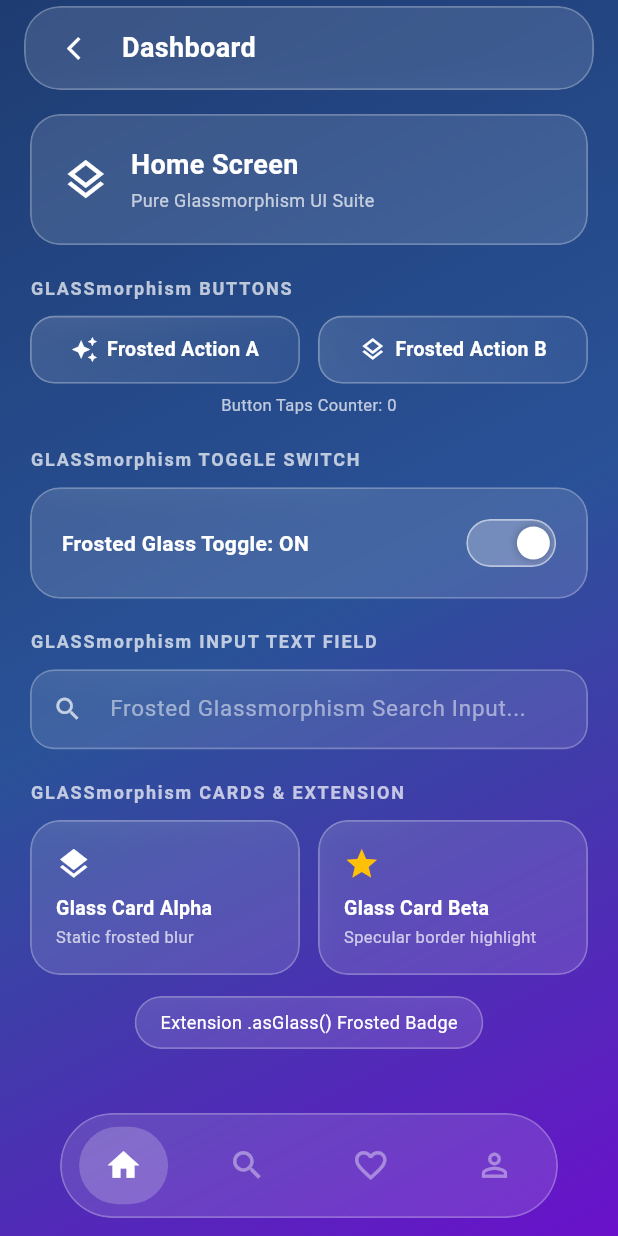
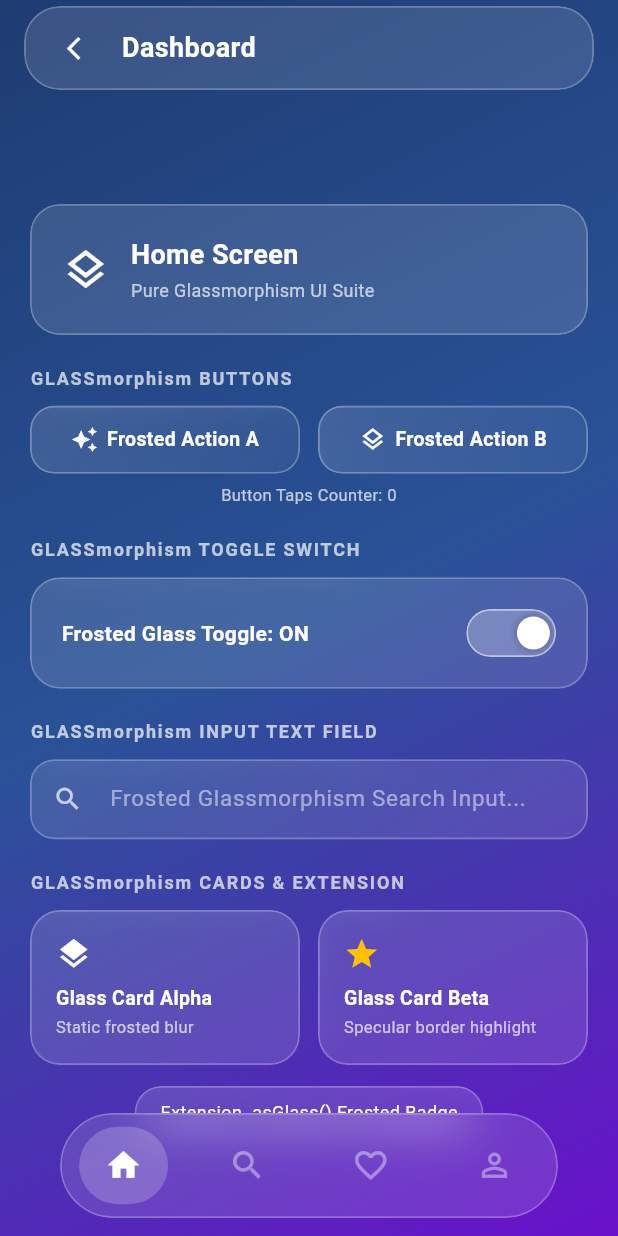
Before and after one commit to vaibhav201102/liquid_morph_ui, a Flutter app: the screen it shows after launch, after a tap on "Glassmorphism UI View", on a phone screen of 412 x 824 dp. Run offline on Flutter 3.47's test engine with Material 3 defaults, Android fonts, the phone set to English and light mode, and no system bars; our stand-ins replace gap.

Commit message:
updated top padding.

```diff
--- a/lib/src/screens/main_home_screen.dart
+++ b/lib/src/screens/main_home_screen.dart
@@ -21,7 +21,7 @@ class _GlassmorphismHomePageContentState
 
   @override
   Widget build(BuildContext context) {
-    const topPadding = 76.0;
+    const topPadding = 136.0;
     final bottomPadding = MediaQuery.of(context).padding.bottom + 90.0;
 
     return SingleChildScrollView(
@@ -276,7 +276,7 @@ class _LiquidGlassHomePageContentState
 
   @override
   Widget build(BuildContext context) {
-    const topPadding = 76.0;
+    const topPadding = 136.0;
     final bottomPadding = MediaQuery.of(context).padding.bottom + 90.0;
 
     return SingleChildScrollView(
@@ -573,7 +573,7 @@ class _GlassmorphismSearchContentState
 
     return SingleChildScrollView(
       physics: const BouncingScrollPhysics(),
-      padding: EdgeInsets.fromLTRB(20.0, 118.0, 20.0, bottomPadding),
+      padding: EdgeInsets.fromLTRB(20.0, 136.0, 20.0, bottomPadding),
       child: Column(
         crossAxisAlignment: CrossAxisAlignment.stretch,
         children: [
@@ -734,7 +734,7 @@ class _LiquidGlassSearchContentState extends State<LiquidGlassSearchContent> {
 
     return SingleChildScrollView(
       physics: const BouncingScrollPhysics(),
-      padding: EdgeInsets.fromLTRB(20.0, 118.0, 20.0, bottomPadding),
+      padding: EdgeInsets.fromLTRB(20.0, 136.0, 20.0, bottomPadding),
       child: Column(
         crossAxisAlignment: CrossAxisAlignment.stretch,
         children: [
@@ -898,7 +898,7 @@ class GlassmorphismFavoritesContent extends StatelessWidget {
         Expanded(
           child: ListView.separated(
             physics: const BouncingScrollPhysics(),
-            padding: EdgeInsets.fromLTRB(20.0, 118.0, 20.0, bottomPadding),
+            padding: EdgeInsets.fromLTRB(20.0, 136.0, 20.0, bottomPadding),
             itemCount: _favorites.length,
             separatorBuilder: (_, __) => const Gap(12.0),
             itemBuilder: (context, index) {
@@ -1007,7 +1007,7 @@ class LiquidGlassFavoritesContent extends StatelessWidget {
         Expanded(
           child: ListView.separated(
             physics: const BouncingScrollPhysics(),
-            padding: EdgeInsets.fromLTRB(20.0, 118.0, 20.0, bottomPadding),
+            padding: EdgeInsets.fromLTRB(20.0, 136.0, 20.0, bottomPadding),
             itemCount: _favorites.length,
             separatorBuilder: (_, __) => const Gap(12.0),
             itemBuilder: (context, index) {
@@ -1083,7 +1083,7 @@ class GlassmorphismProfileContent extends StatelessWidget {
   Widget build(BuildContext context) {
     return SingleChildScrollView(
       physics: const BouncingScrollPhysics(),
-      padding: const EdgeInsets.fromLTRB(20.0, 118.0, 20.0, 100.0),
+      padding: const EdgeInsets.fromLTRB(20.0, 136.0, 20.0, 100.0),
       child: Column(
         crossAxisAlignment: CrossAxisAlignment.stretch,
         children: [
@@ -1262,7 +1262,7 @@ class LiquidGlassProfileContent extends StatelessWidget {
   Widget build(BuildContext context) {
     return SingleChildScrollView(
       physics: const BouncingScrollPhysics(),
-      padding: const EdgeInsets.fromLTRB(20.0, 118.0, 20.0, 100.0),
+      padding: const EdgeInsets.fromLTRB(20.0, 136.0, 20.0, 100.0),
       child: Column(
         crossAxisAlignment: CrossAxisAlignment.stretch,
         children: [
```
